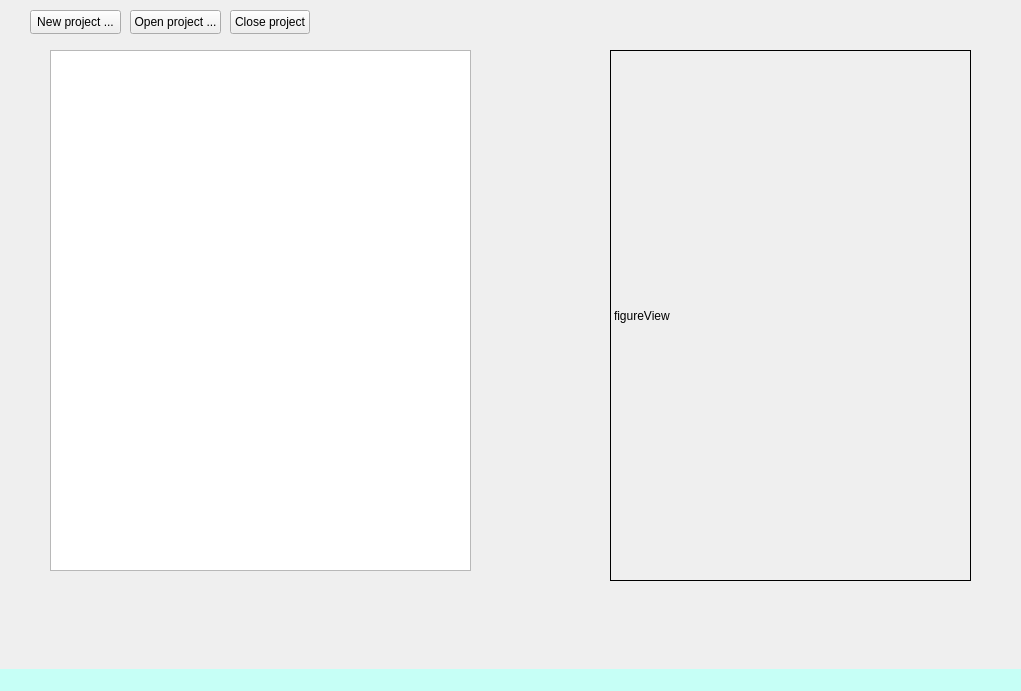
Before: the Qt Designer form figurer-project/mainwindow.ui in zeeshahmad/figurer, drawn with Qt 5.
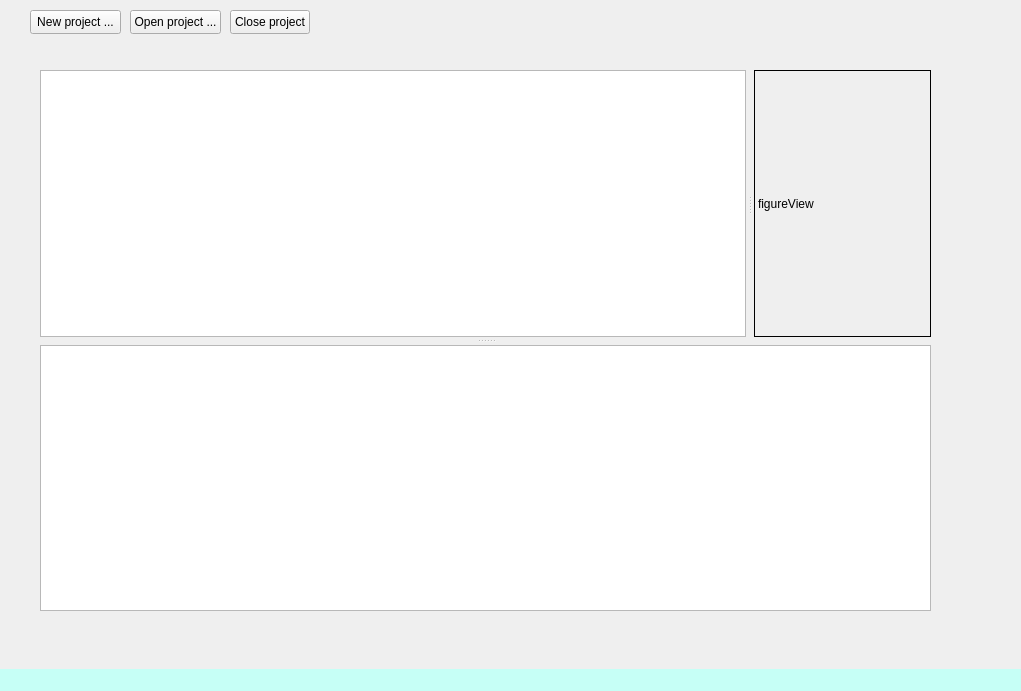
After: the same form once the commit is applied. Custom widgets are drawn as their Qt base class.

Patch:
```diff
--- a/figurer-project/mainwindow.ui
+++ b/figurer-project/mainwindow.ui
@@ -20,25 +20,6 @@
    <string>0</string>
   </property>
   <widget class="QWidget" name="centralwidget">
-   <widget class="CodeEditor" name="codeEditor">
-    <property name="geometry">
-     <rect>
-      <x>50</x>
-      <y>50</y>
-      <width>421</width>
-      <height>521</height>
-     </rect>
-    </property>
-    <property name="autoFillBackground">
-     <bool>false</bool>
-    </property>
-    <property name="acceptRichText">
-     <bool>false</bool>
-    </property>
-    <property name="textInteractionFlags">
-     <set>Qt::LinksAccessibleByMouse|Qt::TextEditable|Qt::TextEditorInteraction|Qt::TextSelectableByKeyboard|Qt::TextSelectableByMouse</set>
-    </property>
-   </widget>
    <widget class="QPushButton" name="openButton">
     <property name="geometry">
      <rect>
@@ -78,21 +59,52 @@
      <string>Close project</string>
     </property>
    </widget>
-   <widget class="FigureView" name="figureView">
+   <widget class="QSplitter" name="splitter_2">
     <property name="geometry">
      <rect>
-      <x>610</x>
-      <y>50</y>
-      <width>361</width>
-      <height>531</height>
+      <x>40</x>
+      <y>70</y>
+      <width>891</width>
+      <height>541</height>
      </rect>
     </property>
-    <property name="frameShape">
-     <enum>QFrame::Panel</enum>
+    <property name="orientation">
+     <enum>Qt::Vertical</enum>
     </property>
-    <property name="text">
-     <string>figureView</string>
+    <property name="handleWidth">
+     <number>8</number>
     </property>
+    <widget class="QSplitter" name="splitter">
+     <property name="orientation">
+      <enum>Qt::Horizontal</enum>
+     </property>
+     <property name="handleWidth">
+      <number>8</number>
+     </property>
+     <property name="childrenCollapsible">
+      <bool>false</bool>
+     </property>
+     <widget class="CodeEditor" name="codeEditor">
+      <property name="autoFillBackground">
+       <bool>false</bool>
+      </property>
+      <property name="acceptRichText">
+       <bool>false</bool>
+      </property>
+      <property name="textInteractionFlags">
+       <set>Qt::LinksAccessibleByMouse|Qt::TextEditable|Qt::TextEditorInteraction|Qt::TextSelectableByKeyboard|Qt::TextSelectableByMouse</set>
+      </property>
+     </widget>
+     <widget class="FigureView" name="figureView">
+      <property name="frameShape">
+       <enum>QFrame::Panel</enum>
+      </property>
+      <property name="text">
+       <string>figureView</string>
+      </property>
+     </widget>
+    </widget>
+    <widget class="QTextBrowser" name="textBrowser"/>
    </widget>
   </widget>
   <widget class="QMenuBar" name="menubar">
```
